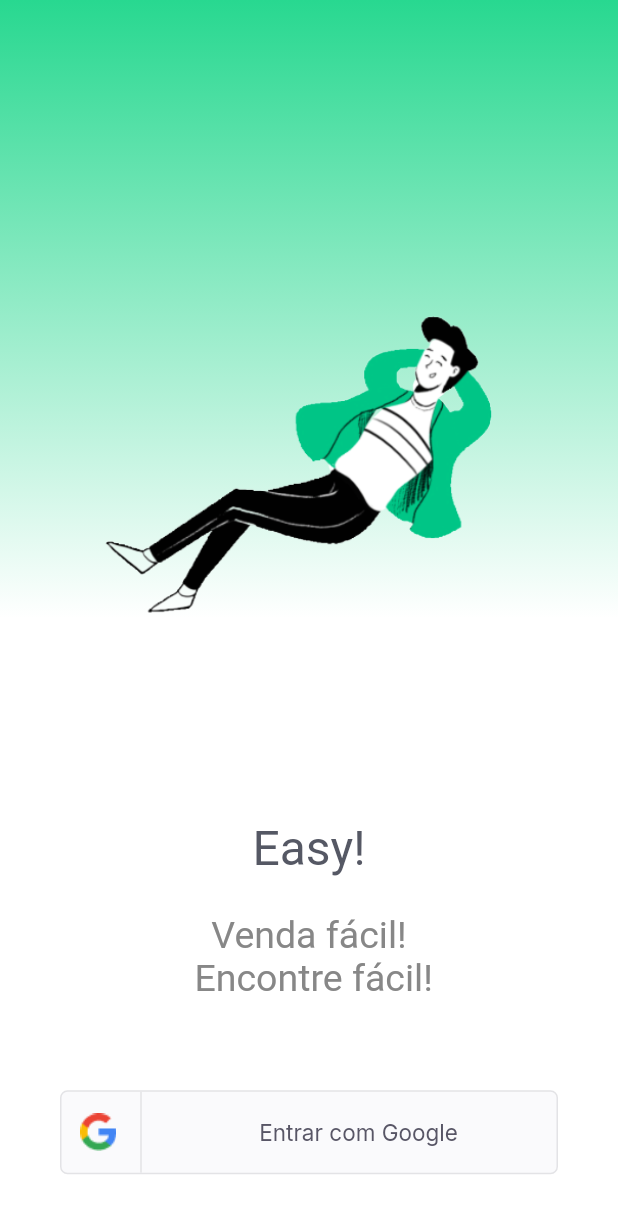
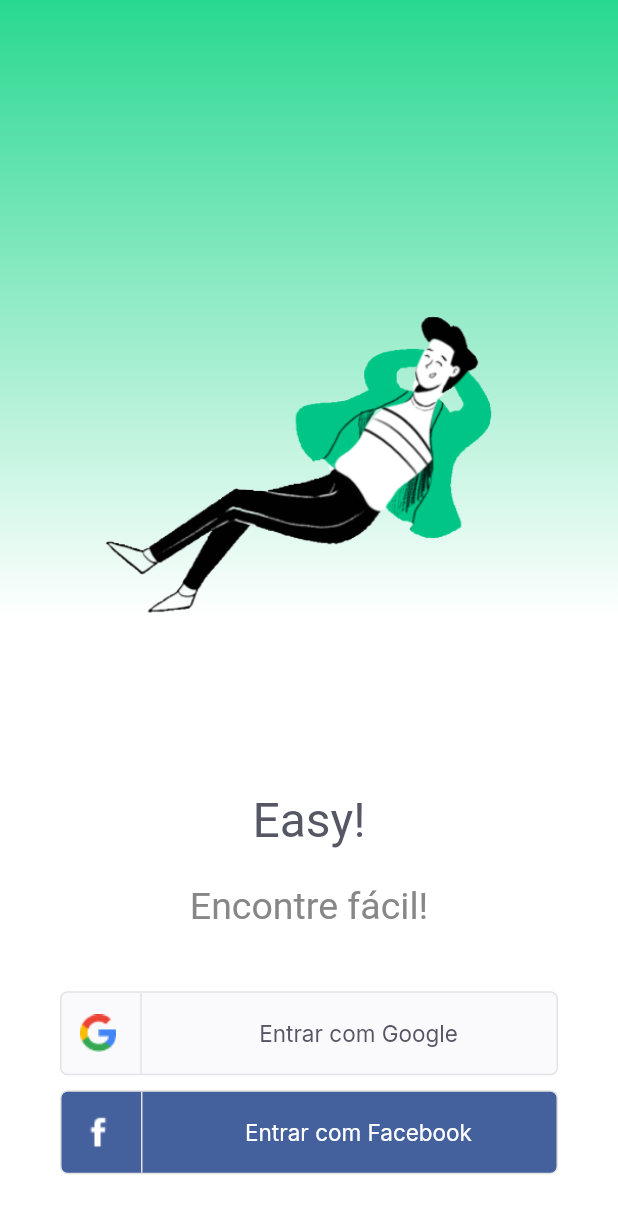
Before and after one commit to hsantiago-dev/easy-ecommerce, a Flutter app: the screen it shows after launch, on a phone screen of 412 x 824 dp. Shown: the top 1213 px of the screen. Run offline on Flutter 3.47's test engine with Material 2 defaults, Android fonts, the light colour scheme and no system bars; our stand-ins replace firebase_auth, firebase_core, flutter_masked_text2, google_fonts, google_sign_in, modal_bottom_sheet; missing offline and left inert: flutter_facebook_auth; accounts and stored records are empty.

Commit message:
Adicionado sign in methods Google e Facebook

```diff
--- a/lib/main.dart
+++ b/lib/main.dart
@@ -1,13 +1,25 @@
 import 'package:easy/repositories/carrinho_repository.dart';
+import 'package:easy/services/auth_service.dart';
+import 'package:firebase_core/firebase_core.dart';
 import 'package:flutter/material.dart';
 import 'package:provider/provider.dart';
 
 import 'my_app.dart';
 
-void main() {
+void main() async {
+  WidgetsFlutterBinding.ensureInitialized();
+  await Firebase.initializeApp();
+
   runApp(
-    ChangeNotifierProvider(
-      create: (context) => CarrinhoRepository(),
+    MultiProvider(
+      providers: [
+        ChangeNotifierProvider(
+          create: (context) => CarrinhoRepository(),
+        ),
+        ChangeNotifierProvider(
+          create: (context) => AuthService(),
+        ),
+      ],
       child: MyApp(),
     ),
   );
--- a/lib/my_app.dart
+++ b/lib/my_app.dart
@@ -4,6 +4,7 @@ import 'package:easy/pages/home_page.dart';
 import 'package:easy/pages/login_page.dart';
 import 'package:easy/pages/pedidos_page.dart';
 import 'package:easy/pages/splash_page.dart';
+import 'package:easy/widgets/auth_check.dart';
 import 'package:flutter/material.dart';
 
 class MyApp extends StatelessWidget {
@@ -24,6 +25,7 @@ class MyApp extends StatelessWidget {
         "/carrinho": (context) => CarrinhoPage(),
         "/pedidos": (context) => PedidosPage(),
         "/cartao": (context) => CartaoPage(),
+        "/auth_check": (context) => AuthCheck(),
       },
     );
   }
--- a/lib/pages/home_page.dart
+++ b/lib/pages/home_page.dart
@@ -54,7 +54,7 @@ class HomePage extends StatelessWidget {
                       width: 55,
                     ),
                     title: Text(
-                      'Bem vindo!\nA loja do Zé',
+                      'Bem vindo!',
                       style: GoogleFonts.lexendDeca(
                         color: Colors.white,
                         fontSize: 25,
--- a/lib/pages/login_page.dart
+++ b/lib/pages/login_page.dart
@@ -1,9 +1,17 @@
-import 'package:easy/widgets/login_google_button.dart';
+import 'package:easy/services/auth_service.dart';
+import 'package:easy/widgets/login_social_button.dart';
 import 'package:flutter/material.dart';
 import 'package:google_fonts/google_fonts.dart';
 
-class LoginPage extends StatelessWidget {
+class LoginPage extends StatefulWidget {
   const LoginPage({Key? key}) : super(key: key);
+
+  @override
+  State<LoginPage> createState() => _LoginPageState();
+}
+
+class _LoginPageState extends State<LoginPage> {
+  final controller = AuthService();
 
   @override
   Widget build(BuildContext context) {
@@ -19,7 +27,7 @@ class LoginPage extends StatelessWidget {
             Container(
               width: size.width,
               height: size.height * 0.50,
-              decoration: BoxDecoration(
+              decoration: const BoxDecoration(
                 gradient: LinearGradient(
                   colors: [Color(0xFF28D890), Color(0xFFFFFFFF)],
                   begin: Alignment.topCenter,
@@ -49,26 +57,41 @@ class LoginPage extends StatelessWidget {
                     'Easy!',
                     style: GoogleFonts.lexendDeca(
                       fontSize: 32,
-                      color: Color(0xFF555864),
+                      color: const Color(0xFF555864),
                     ),
                   ),
                   Padding(
-                    padding: EdgeInsets.only(top: 24),
+                    padding: const EdgeInsets.only(top: 24),
                     child: Text(
-                      'Venda fácil!\n Encontre fácil!',
+                      'Encontre fácil!',
                       textAlign: TextAlign.center,
                       style: GoogleFonts.lexendDeca(
                         fontSize: 25,
-                        color: Color(0xFF878787),
+                        color: const Color(0xFF878787),
                       ),
                     ),
                   ),
                   Padding(
-                    padding: EdgeInsets.only(top: 60, left: 40, right: 40),
-                    child: LoginGoogleButton(
+                    padding:
+                        const EdgeInsets.only(top: 42, left: 40, right: 40),
+                    child: LoginSocialButton(
                       onTap: () {
-                        Navigator.pushReplacementNamed(context, '/home');
+                        controller.googleSignIn();
                       },
+                      textoBotao: 'Entrar com Google',
+                      logo: 'assets/images/google.png',
+                    ),
+                  ),
+                  Padding(
+                    padding:
+                        const EdgeInsets.only(top: 10, left: 40, right: 40),
+                    child: LoginSocialButton(
+                      onTap: () {
+                        controller.facebookSignIn();
+                      },
+                      textoBotao: 'Entrar com Facebook',
+                      logo: 'assets/images/facebook.png',
+                      corFundo: 0xFF45619d,
                     ),
                   )
                 ],
--- a/lib/pages/splash_page.dart
+++ b/lib/pages/splash_page.dart
@@ -7,9 +7,9 @@ class SplashPage extends StatelessWidget {
   @override
   Widget build(BuildContext context) {
     Future<void> irParaProximaPage() async {
-      await Future.delayed(Duration(seconds: 3));
+      await Future.delayed(const Duration(seconds: 3));
 
-      Navigator.pushReplacementNamed(context, '/login');
+      Navigator.pushReplacementNamed(context, '/auth_check');
     }
 
     irParaProximaPage();
@@ -20,7 +20,7 @@ class SplashPage extends StatelessWidget {
           Container(
             width: double.infinity,
             height: double.infinity,
-            decoration: BoxDecoration(
+            decoration: const BoxDecoration(
               gradient: LinearGradient(
                 colors: [Color(0xFF28D890), Color(0xFF0EC4B7)],
               ),
--- /dev/null
+++ b/lib/services/auth_service.dart
@@ -0,0 +1,61 @@
+import 'package:firebase_auth/firebase_auth.dart';
+import 'package:flutter/cupertino.dart';
+import 'package:flutter_facebook_auth/flutter_facebook_auth.dart';
+import 'package:google_sign_in/google_sign_in.dart';
+
+class AuthService extends ChangeNotifier {
+  FirebaseAuth auth = FirebaseAuth.instance;
+  User? usuario;
+  bool isLoading = true;
+
+  AuthService() {
+    logout();
+    _authCheck();
+  }
+
+  _authCheck() {
+    auth.authStateChanges().listen((User? user) {
+      usuario = (user == null) ? null : user;
+      isLoading = false;
+      notifyListeners();
+    });
+  }
+
+  _getUser() {
+    usuario = auth.currentUser;
+    print(usuario);
+    notifyListeners();
+  }
+
+  facebookSignIn() async {
+    final LoginResult loginResult = await FacebookAuth.instance.login();
+
+    print('----------------------------------------------------');
+    print(loginResult);
+    final OAuthCredential facebookAuthCredential =
+        FacebookAuthProvider.credential(loginResult.accessToken!.token);
+
+    await auth.signInWithCredential(facebookAuthCredential);
+    _getUser();
+  }
+
+  googleSignIn() async {
+    final GoogleSignInAccount? googleUser = await GoogleSignIn().signIn();
+
+    final GoogleSignInAuthentication googleAuth =
+        await googleUser!.authentication;
+
+    final credential = GoogleAuthProvider.credential(
+      accessToken: googleAuth.accessToken,
+      idToken: googleAuth.idToken,
+    );
+
+    await auth.signInWithCredential(credential);
+    _getUser();
+  }
+
+  logout() async {
+    await auth.signOut();
+    _getUser();
+  }
+}
--- /dev/null
+++ b/lib/widgets/auth_check.dart
@@ -0,0 +1,34 @@
+import 'package:easy/pages/home_page.dart';
+import 'package:easy/pages/login_page.dart';
+import 'package:easy/services/auth_service.dart';
+import 'package:flutter/material.dart';
+import 'package:provider/provider.dart';
+
+class AuthCheck extends StatefulWidget {
+  const AuthCheck({Key? key}) : super(key: key);
+
+  @override
+  _AuthCheckState createState() => _AuthCheckState();
+}
+
+class _AuthCheckState extends State<AuthCheck> {
+  @override
+  Widget build(BuildContext context) {
+    AuthService auth = Provider.of<AuthService>(context);
+
+    if (auth.isLoading)
+      return loading();
+    else if (auth.usuario == null)
+      return LoginPage();
+    else
+      return HomePage();
+  }
+
+  loading() {
+    return const Scaffold(
+      body: Center(
+        child: CircularProgressIndicator(),
+      ),
+    );
+  }
+}
--- a/lib/widgets/login_google_button.dart
+++ b/lib/widgets/login_social_button.dart
@@ -1,9 +1,19 @@
 import 'package:flutter/material.dart';
 import 'package:google_fonts/google_fonts.dart';
 
-class LoginGoogleButton extends StatelessWidget {
+class LoginSocialButton extends StatelessWidget {
   final VoidCallback onTap;
-  const LoginGoogleButton({Key? key, required this.onTap}) : super(key: key);
+  final String logo;
+  final String textoBotao;
+  final int? corFundo;
+
+  const LoginSocialButton({
+    Key? key,
+    required this.onTap,
+    required this.logo,
+    required this.textoBotao,
+    this.corFundo,
+  }) : super(key: key);
 
   @override
   Widget build(BuildContext context) {
@@ -12,9 +22,9 @@ class LoginGoogleButton extends StatelessWidget {
       child: Container(
         height: 56,
         decoration: BoxDecoration(
-          color: Color(0xFFFAFAFC),
+          color: Color((corFundo == null) ? 0xFFFAFAFC : corFundo!),
           borderRadius: BorderRadius.circular(5),
-          border: Border.fromBorderSide(
+          border: const Border.fromBorderSide(
             BorderSide(color: Color(0xFFE3E3E6)),
           ),
         ),
@@ -25,14 +35,14 @@ class LoginGoogleButton extends StatelessWidget {
               child: Row(
                 mainAxisAlignment: MainAxisAlignment.center,
                 children: [
-                  Image.asset('assets/images/google.png'),
-                  SizedBox(
+                  Image.asset(logo),
+                  const SizedBox(
                     width: 16,
                   ),
                   Container(
                     height: 56,
                     width: 1,
-                    color: Color(0xFFE3E3E6),
+                    color: const Color(0xFFE3E3E6),
                   )
                 ],
               ),
@@ -42,12 +52,15 @@ class LoginGoogleButton extends StatelessWidget {
               child: Row(
                 mainAxisAlignment: MainAxisAlignment.center,
                 children: [
-                  Text('Entrar com Google',
-                      style: GoogleFonts.inter(
-                        fontSize: 15,
-                        fontWeight: FontWeight.w400,
-                        color: Color(0xFF585666),
-                      )),
+                  Text(
+                    textoBotao,
+                    style: GoogleFonts.inter(
+                      fontSize: 15,
+                      fontWeight: FontWeight.w400,
+                      color:
+                          Color((corFundo == null) ? 0xFF585666 : 0xFFFFFFFF),
+                    ),
+                  ),
                 ],
               ),
             ),
--- a/pubspec.yaml
+++ b/pubspec.yaml
@@ -16,6 +16,10 @@ dependencies:
   intl:
   provider: ^5.0.0
   modal_bottom_sheet: ^2.0.0
+  google_sign_in: ^5.0.7
+  firebase_core: "^1.4.0"
+  firebase_auth: "^3.0.1"
+  flutter_facebook_auth: "^3.5.0"
 
 dev_dependencies:
   flutter_test:
```
Also changed, not shown: assets/images/facebook.png (added), pubspec.lock, 5 other files.
